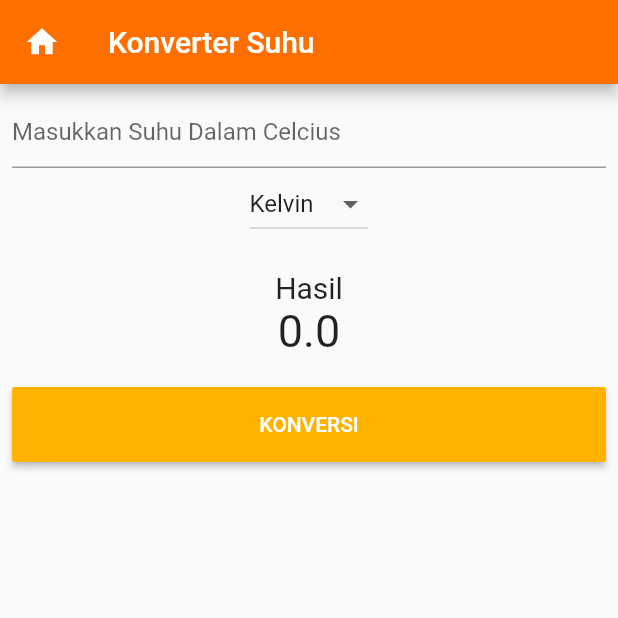
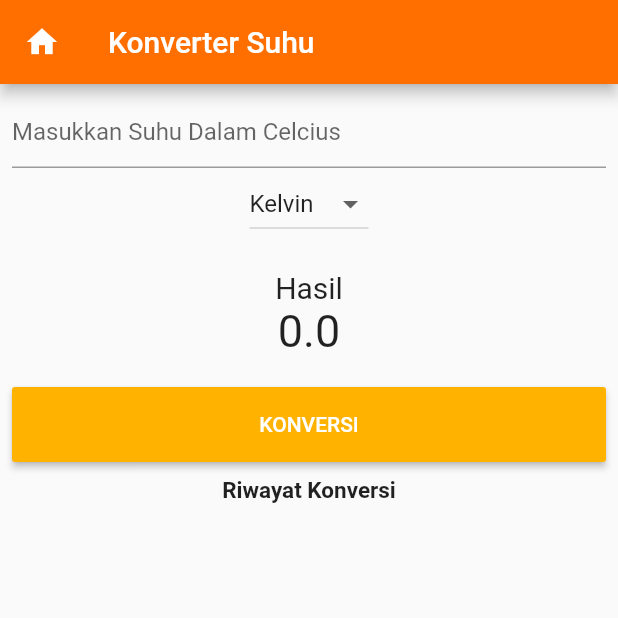
Before and after one commit to tria21/polinema_mobile_flutter_tugas4, a Flutter app: the screen it shows after launch, on a phone screen of 412 x 824 dp, the top half of it. Run offline on Flutter 3.47's test engine with Material 2 defaults, Android fonts, the phone set to English and light mode, and no system bars.

Commit message:
tugas 1 praktikum 1 dan praktikum 2 menambah riwayat konvert

```diff
--- a/lib/main.dart
+++ b/lib/main.dart
@@ -3,6 +3,7 @@ import 'package:flutter/services.dart';
 import 'input.dart';
 import 'result.dart';
 import 'convert.dart';
+import 'riwayat.dart';
 
 void main() {
   runApp(MyApp());
@@ -22,12 +23,14 @@ class _MyAppState extends State<MyApp> {
   double _reamur = 0;
   final inputController = TextEditingController();
   var listItem = ["Kelvin", "Reamur"];
+  List<String> listViewItem = List<String>(); //membuat variabel list bertipe string
   String _newValue = "Kelvin";
   double _result = 0;
 
   void dropdownOnChanged(String changeValue) {
     setState(() {
       _newValue = changeValue;
+      perhitungan(); //untuk auto konvert ketika mengganti value dropdown
       });
   }
 
@@ -38,6 +41,8 @@ class _MyAppState extends State<MyApp> {
         _result = _inputUser + 273;
       else
         _result = (4 / 5) * _inputUser;
+        //menampilkan riwayat konversi
+        listViewItem.add("$_newValue : $_result");
     });
   }
 
@@ -74,7 +79,17 @@ class _MyAppState extends State<MyApp> {
                     result: _result,
                   ),
                   Convert(
-                    konvertHandler: perhitungan,
+                    konvertHandler: perhitungan
+                  ),
+                  Container(
+                    margin: EdgeInsets.only(top: 10.0, bottom: 10.0),
+                    child: Text(
+                      "Riwayat Konversi",
+                      style: TextStyle(fontWeight: FontWeight.bold, fontSize: 15,),
+                  ),
+                  ),
+                  Expanded(
+                    child: Riwayat(listViewItem: listViewItem)
                   ),
                 ],
               ),
--- /dev/null
+++ b/lib/riwayat.dart
@@ -0,0 +1,25 @@
+import 'package:flutter/material.dart';
+
+class Riwayat extends StatelessWidget {
+  const Riwayat({
+    Key key,
+    @required this.listViewItem,
+  }) : super(key: key);
+
+  final List<String> listViewItem;
+
+  @override
+  Widget build(BuildContext context) {
+    return ListView(
+      children: listViewItem.map((String value) {
+    return Container(
+      margin: EdgeInsets.all(10),
+      child: Text(
+        value,
+        style: TextStyle(fontSize: 15),
+      ),
+    );
+      }).toList(),
+    );
+  }
+  }
```
